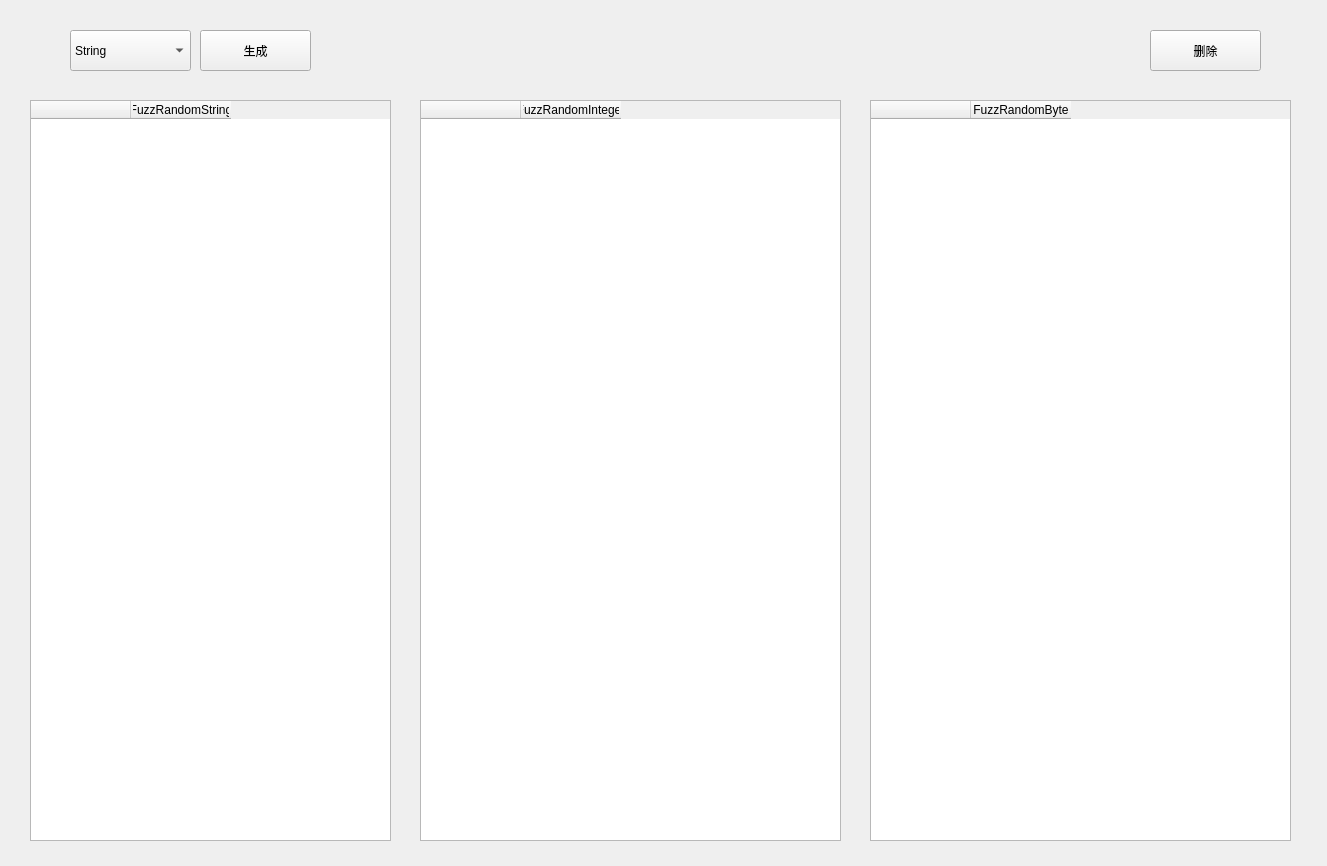
Before: the Qt Designer form UI/manage/fuzzWidget.ui in Whitepinkwolf/Code-Reviewer-Porject, drawn with Qt 5.
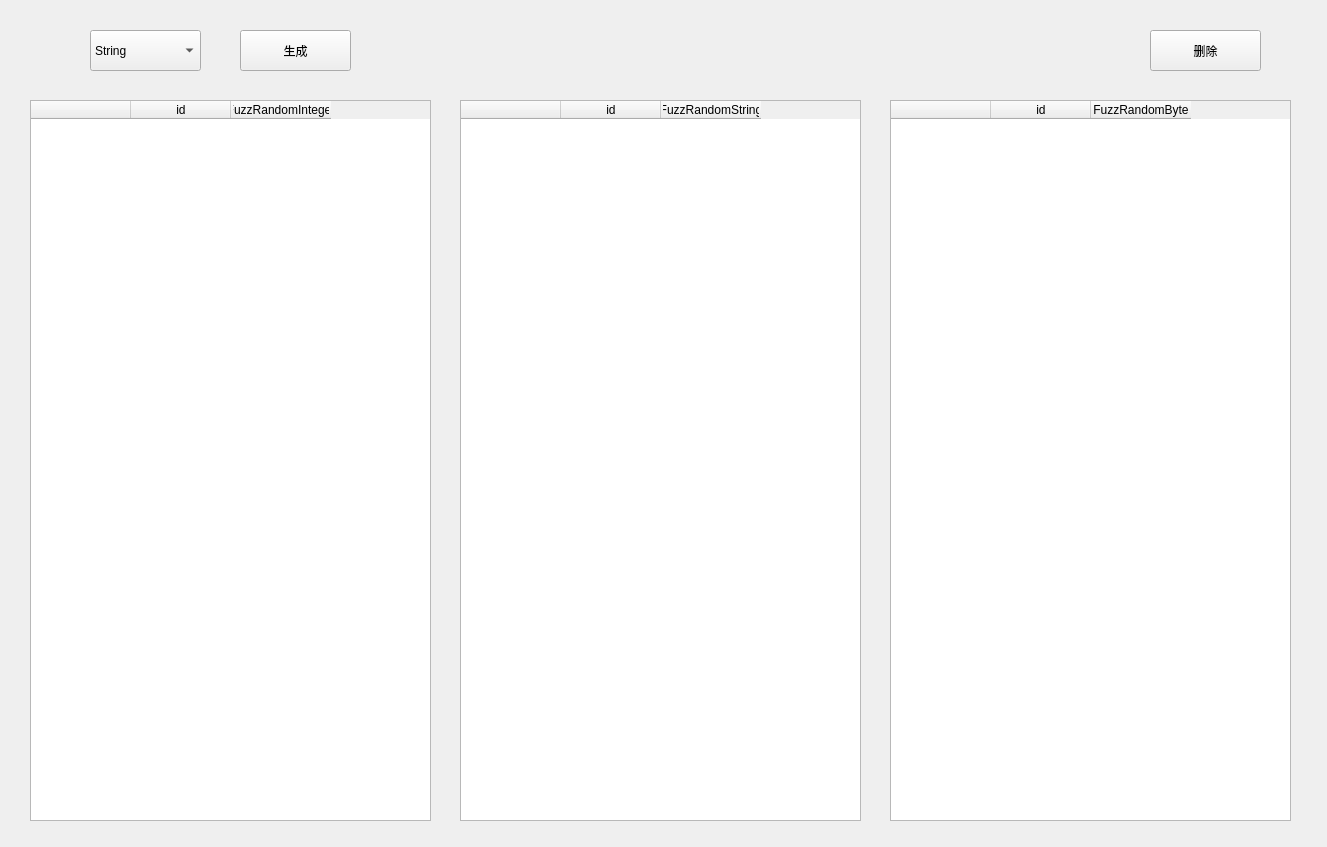
After: the same form once the commit is applied.

Commit message: FUZZ UI更新 bug已修改

```diff
--- a/UI/manage/fuzzWidget.ui
+++ b/UI/manage/fuzzWidget.ui
@@ -7,7 +7,7 @@
     <x>0</x>
     <y>0</y>
     <width>1327</width>
-    <height>866</height>
+    <height>847</height>
    </rect>
   </property>
   <property name="windowTitle">
@@ -16,10 +16,10 @@
   <widget class="QTableWidget" name="StringFuzzTableWidget">
    <property name="geometry">
     <rect>
-     <x>30</x>
+     <x>460</x>
      <y>100</y>
-     <width>361</width>
-     <height>741</height>
+     <width>401</width>
+     <height>721</height>
     </rect>
    </property>
    <property name="styleSheet">
@@ -42,6 +42,11 @@
      <string>QCheckBox</string>
     </property>
    </column>
+   <column>
+    <property name="text">
+     <string>id</string>
+    </property>
+   </column>
    <column>
     <property name="text">
      <string>FuzzRandomString</string>
@@ -64,7 +69,7 @@
   <widget class="QPushButton" name="RunPushButton">
    <property name="geometry">
     <rect>
-     <x>200</x>
+     <x>240</x>
      <y>30</y>
      <width>111</width>
      <height>41</height>
@@ -77,10 +82,10 @@
   <widget class="QTableWidget" name="IntFuzzTableWidget">
    <property name="geometry">
     <rect>
-     <x>420</x>
+     <x>30</x>
      <y>100</y>
-     <width>421</width>
-     <height>741</height>
+     <width>401</width>
+     <height>721</height>
     </rect>
    </property>
    <property name="styleSheet">
@@ -103,6 +108,11 @@
      <string>QCheckBox</string>
     </property>
    </column>
+   <column>
+    <property name="text">
+     <string>id</string>
+    </property>
+   </column>
    <column>
     <property name="text">
      <string>FuzzRandomInteger</string>
@@ -112,10 +122,10 @@
   <widget class="QTableWidget" name="ByteFuzzTableWidget">
    <property name="geometry">
     <rect>
-     <x>870</x>
+     <x>890</x>
      <y>100</y>
-     <width>421</width>
-     <height>741</height>
+     <width>401</width>
+     <height>721</height>
     </rect>
    </property>
    <property name="styleSheet">
@@ -138,6 +148,11 @@
      <string>QCheckBox</string>
     </property>
    </column>
+   <column>
+    <property name="text">
+     <string>id</string>
+    </property>
+   </column>
    <column>
     <property name="text">
      <string>FuzzRandomByte</string>
@@ -147,9 +162,9 @@
   <widget class="QComboBox" name="comboBox">
    <property name="geometry">
     <rect>
-     <x>70</x>
+     <x>90</x>
      <y>30</y>
-     <width>121</width>
+     <width>111</width>
      <height>41</height>
     </rect>
    </property>
```
The commit also changes 5 other files.
